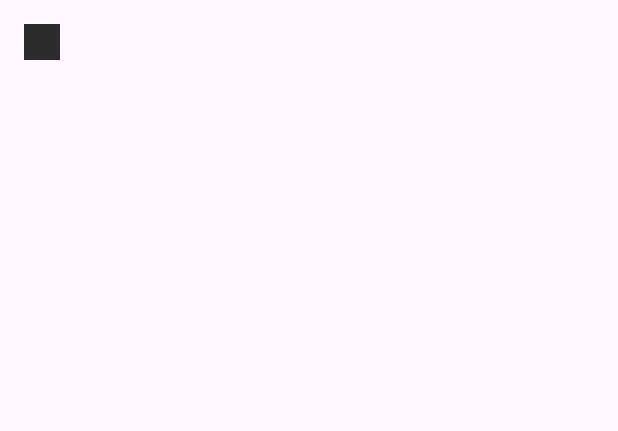
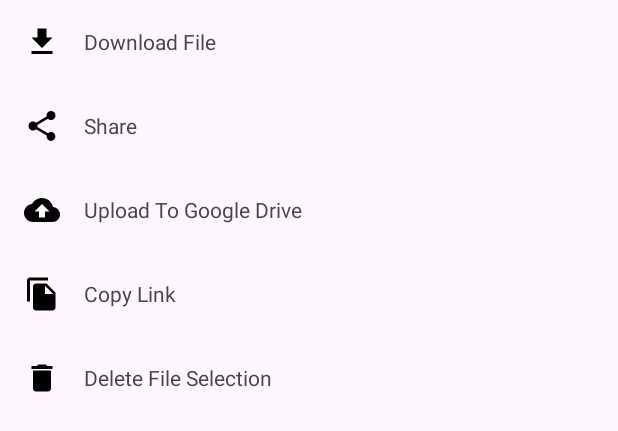
Before and after one commit to lndsilva/AppComponentsGroup, an Android app: the layout modelo_bottom_sheet.xml on its own in the app's theme, with its tools: preview values and no code run, on a phone screen of 412 x 824 dp. Shown: the top 431 px of the screen. Run offline under Robolectric (Android 15) with nearby library versions, the phone set to English and light mode, and no system bars.

```diff
--- /dev/null
+++ b/app/src/main/res/drawable/baseline_cloud_upload.xml
@@ -0,0 +1,5 @@
+<vector android:height="24dp" android:tint="#000000"
+    android:viewportHeight="24" android:viewportWidth="24"
+    android:width="24dp" xmlns:android="http://schemas.android.com/apk/res/android">
+    <path android:fillColor="@android:color/white" android:pathData="M19.35,10.04C18.67,6.59 15.64,4 12,4 9.11,4 6.6,5.64 5.35,8.04 2.34,8.36 0,10.91 0,14c0,3.31 2.69,6 6,6h13c2.76,0 5,-2.24 5,-5 0,-2.64 -2.05,-4.78 -4.65,-4.96zM14,13v4h-4v-4H7l5,-5 5,5h-3z"/>
+</vector>
--- /dev/null
+++ b/app/src/main/res/drawable/baseline_download.xml
@@ -0,0 +1,5 @@
+<vector android:height="24dp" android:tint="#000000"
+    android:viewportHeight="24" android:viewportWidth="24"
+    android:width="24dp" xmlns:android="http://schemas.android.com/apk/res/android">
+    <path android:fillColor="@android:color/white" android:pathData="M5,20h14v-2H5V20zM19,9h-4V3H9v6H5l7,7L19,9z"/>
+</vector>
--- /dev/null
+++ b/app/src/main/res/drawable/baseline_file_copy.xml
@@ -0,0 +1,5 @@
+<vector android:height="24dp" android:tint="#000000"
+    android:viewportHeight="24" android:viewportWidth="24"
+    android:width="24dp" xmlns:android="http://schemas.android.com/apk/res/android">
+    <path android:fillColor="@android:color/white" android:pathData="M16,1L4,1c-1.1,0 -2,0.9 -2,2v14h2L4,3h12L16,1zM15,5l6,6v10c0,1.1 -0.9,2 -2,2L7.99,23C6.89,23 6,22.1 6,21l0.01,-14c0,-1.1 0.89,-2 1.99,-2h7zM14,12h5.5L14,6.5L14,12z"/>
+</vector>
--- a/app/src/main/res/layout/modelo_bottom_sheet.xml
+++ b/app/src/main/res/layout/modelo_bottom_sheet.xml
@@ -16,7 +16,104 @@
             android:layout_width="24dp"
             android:layout_height="24dp"
             android:layout_margin="8dp"
-            android:src="#2c2c2c" />
+            android:src="@drawable/baseline_download" />
+
+        <TextView
+            android:layout_width="wrap_content"
+            android:layout_height="wrap_content"
+            android:layout_gravity="center_vertical"
+            android:padding="8dp"
+            android:text="Download File" />
 
     </LinearLayout>
+
+    <LinearLayout
+        android:id="@+id/idShared"
+        android:layout_width="match_parent"
+        android:layout_height="wrap_content"
+        android:background="?android:attr/selectableItemBackground"
+        android:orientation="horizontal"
+        android:padding="8dp">
+
+        <ImageView
+            android:layout_width="24dp"
+            android:layout_height="24dp"
+            android:layout_margin="8dp"
+            android:src="@drawable/baseline_share" />
+
+        <TextView
+            android:layout_width="wrap_content"
+            android:layout_height="wrap_content"
+            android:layout_gravity="center_vertical"
+            android:padding="8dp"
+            android:text="Share" />
+
+    </LinearLayout>
+
+    <LinearLayout
+        android:id="@+id/uploadLinearLaySout"
+        android:layout_width="match_parent"
+        android:layout_height="wrap_content"
+        android:background="?android:attr/selectableItemBackground"
+        android:orientation="horizontal"
+        android:padding="8dp">
+
+        <ImageView
+            android:layout_width="24dp"
+            android:layout_height="24dp"
+            android:layout_margin="8dp"
+            android:src="@drawable/baseline_cloud_upload" />
+
+        <TextView
+            android:layout_width="wrap_content"
+            android:layout_height="wrap_content"
+            android:layout_gravity="center_vertical"
+            android:padding="8dp"
+            android:text="Upload To Google Drive" />
+
+    </LinearLayout>
+
+    <LinearLayout
+        android:id="@+id/copyLinearLayout"
+        android:layout_width="match_parent"
+        android:layout_height="wrap_content"
+        android:background="?android:attr/selectableItemBackground"
+        android:orientation="horizontal"
+        android:padding="8dp">
+
+        <ImageView
+            android:layout_width="24dp"
+            android:layout_height="24dp"
+            android:layout_margin="8dp"
+            android:src="@drawable/baseline_file_copy" />
+
+        <TextView
+            android:layout_width="wrap_content"
+            android:layout_height="wrap_content"
+            android:layout_gravity="center_vertical"
+            android:padding="8dp"
+            android:text="Copy Link" />
+    </LinearLayout>
+
+    <LinearLayout
+        android:id="@+id/delete"
+        android:layout_width="match_parent"
+        android:layout_height="wrap_content"
+        android:background="?android:attr/selectableItemBackground"
+        android:orientation="horizontal"
+        android:padding="8dp">
+
+        <ImageView
+            android:layout_width="24dp"
+            android:layout_height="24dp"
+            android:layout_margin="8dp"
+            android:src="@drawable/baseline_delete" />
+
+        <TextView
+            android:layout_width="wrap_content"
+            android:layout_height="wrap_content"
+            android:layout_gravity="center_vertical"
+            android:padding="8dp"
+            android:text="Delete File Selection" />
+    </LinearLayout>
 </LinearLayout>
```
Also changed, not shown: app/src/main/java/br/com/etecia/myapp/UpdatesFragment.java (+27 -45 lines), app/src/main/res/layout/fragment_go.xml (+5 -30 lines), app/src/main/res/layout/fragment_updates.xml (+15 -4 lines).
